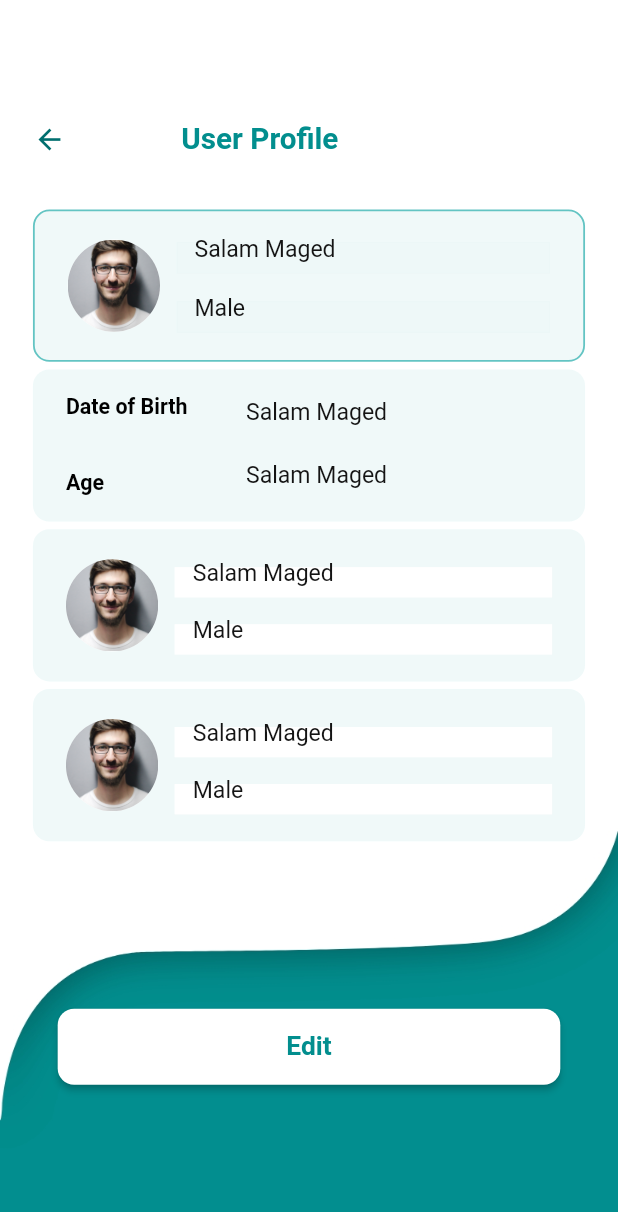
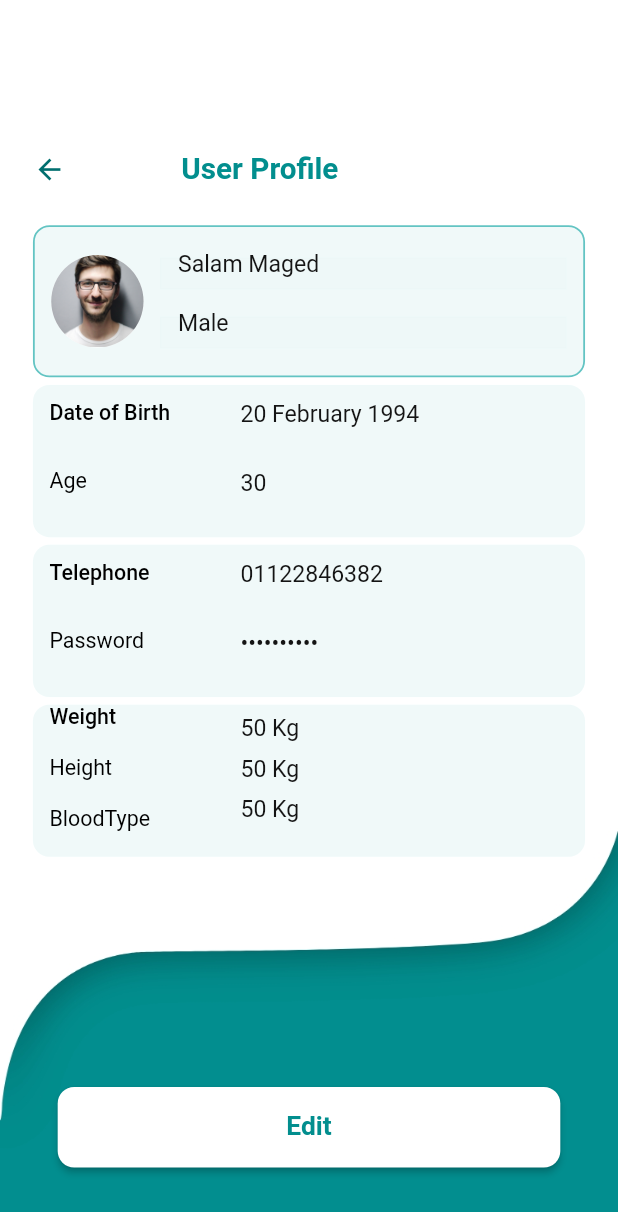
Before and after one commit to Mariam-Awad/Doctor, a Flutter app: the UserProfileDetailsScreen screen opened by its route, on a phone screen of 412 x 824 dp. Shown: the top 1212 px of the screen. Run offline on Flutter 3.47's test engine with Material 2 defaults, Android fonts, the phone set to English and light mode, and no system bars; our stand-ins replace carousel_slider, curved_navigation_bar, dio, dotted_border, flutter_otp_text_field, flutter_screenutil and 1 more; missing offline and left inert: animated_weight_picker, date_time_picker_widget, flutter_rounded_date_picker; generated files the repository leaves out were written again; Roboto replaces fonts that are missing (Lato-Bold).

Commit message:
edit in profile screen

```diff
--- a/lib/presentation/screens/user_profile_details_screen.dart
+++ b/lib/presentation/screens/user_profile_details_screen.dart
@@ -22,7 +22,7 @@ class UserProfileDetailsScreen extends StatelessWidget {
         child: Container(
           height: ScreenResizer.getScreenHeight(context),
           width: ScreenResizer.getScreenWidth(context),
-          padding: EdgeInsets.symmetric(vertical: 80.h, horizontal: 20.w),
+          padding: EdgeInsets.symmetric(vertical: 10.h, horizontal: 20.w),
           decoration: const BoxDecoration(
             image: DecorationImage(
               fit: BoxFit.fill,
@@ -35,7 +35,10 @@ class UserProfileDetailsScreen extends StatelessWidget {
             crossAxisAlignment: CrossAxisAlignment.start,
             mainAxisAlignment: MainAxisAlignment.start,
             children: [
-              AppBackBtnWidget(
+              70.verticalSpace,
+              Expanded(
+                flex: 1,
+                child: AppBackBtnWidget(
                   titleStyle: AppStylesUtil.textBoldStyle(
                     18.sp,
                     AppColorUtil.textDarkGreen,
@@ -49,8 +52,10 @@ class UserProfileDetailsScreen extends StatelessWidget {
                   iconColor: AppColorUtil.darkGreen,
                   space: 70.horizontalSpace,
                 ),
-              30.verticalSpace,
-              Form(
+              ),
+              Expanded(
+                flex: 8,
+                child: Form(
                   key: _formKey,
                   child: Column(
                     children: List.generate(
@@ -67,10 +72,14 @@ class UserProfileDetailsScreen extends StatelessWidget {
                     ),
                   ),
                 ),
-              110.verticalSpace,
-              Padding(
+              ),
+              const Spacer(),
+              Expanded(
+                flex: 1,
+                child: Padding(
                   padding: EdgeInsets.symmetric(
                     horizontal: 15.w,
+                    vertical: 5.h,
                   ),
                   child: AppButtonWidget(
                     onClick: () {},
@@ -83,12 +92,14 @@ class UserProfileDetailsScreen extends StatelessWidget {
                       ),
                     ),
                     btnBackgroundColor: AppColorUtil.white,
-                  btnSize: Size(double.maxFinite, 50.h),
+                    btnSize: Size(double.maxFinite, 40.h),
                     btnRadius: 10.sp,
                     width: double.maxFinite,
-                  height: 50.h,
+                    height: 40.h,
                   ),
                 ),
+              ),
+              30.verticalSpace,
             ],
           ),
         ),
--- a/lib/presentation/widgets/app_text_form_widget.dart
+++ b/lib/presentation/widgets/app_text_form_widget.dart
@@ -84,23 +84,23 @@ class AppTextFormWidget extends StatelessWidget {
               labelText: label ?? "",
               labelStyle: AppStylesUtil.textRegularStyle(
                   hintSize!, AppColorUtil.textLightGrey, FontWeight.w400),
-              suffixIcon: hint!.toLowerCase().contains("password")
-                  ? IconButton(
-                      onPressed: () {
-                        setState(() {
-                          passwordObscure = !passwordObscure!;
-                          passwordVisibilty = !passwordVisibilty!;
-                        });
-                      },
-                      icon: Icon(
-                        passwordVisibilty!
-                            ? Icons.visibility
-                            : Icons.visibility_off,
-                        size: 20,
-                        color: AppColorUtil.darkGreen,
-                      ),
-                    )
-                  : null,
+              // suffixIcon: hint!.toLowerCase().contains("password")
+              //     ? IconButton(
+              //         onPressed: () {
+              //           setState(() {
+              //             passwordObscure = !passwordObscure!;
+              //             passwordVisibilty = !passwordVisibilty!;
+              //           });
+              //         },
+              //         icon: Icon(
+              //           passwordVisibilty!
+              //               ? Icons.visibility
+              //               : Icons.visibility_off,
+              //           size: 20,
+              //           color: AppColorUtil.darkGreen,
+              //         ),
+              //       )
+              //     : null,
             ),
             obscureText: hint!.toLowerCase().contains("password")
                 ? passwordObscure!
--- a/lib/presentation/widgets/user_profile_form_items_view_widget.dart
+++ b/lib/presentation/widgets/user_profile_form_items_view_widget.dart
@@ -20,7 +20,7 @@ class UserProfileFormItemsView extends StatelessWidget {
         width: double.maxFinite,
         alignment: Alignment.centerLeft,
         padding: EdgeInsets.symmetric(
-          horizontal: 20.w,
+          horizontal: 10.w,
         ),
         decoration: BoxDecoration(
           borderRadius: BorderRadius.circular(10.sp),
--- a/lib/presentation/widgets/user_profile_screen_items_widget/user_profile_item2_widget.dart
+++ b/lib/presentation/widgets/user_profile_screen_items_widget/user_profile_item2_widget.dart
@@ -5,83 +5,87 @@ import 'package:doctor/presentation/widgets/app_text_form_widget.dart';
 import 'package:flutter/material.dart';
 import 'package:flutter_screenutil/flutter_screenutil.dart';
 import 'package:flutter_gen/gen_l10n/app_localizations.dart';
+
 class UserProfileItem2Widget extends StatelessWidget {
   const UserProfileItem2Widget({super.key});
 
   @override
   Widget build(BuildContext context) {
-    return   Row(
+    return Row(
       children: [
         Expanded(
-          flex: 2,
           child: Column(
             crossAxisAlignment: CrossAxisAlignment.start,
             mainAxisAlignment: MainAxisAlignment.spaceAround,
             children: [
-              Text(
+              10.verticalSpace,
+              Expanded(
+                child: Text(
                   AppLocalizations.of(context)!.date_of_birth,
                   style: AppStylesUtil.textBoldStyle(
                     13.sp,
                     Colors.black,
-                  FontWeight.bold,
+                    FontWeight.w500,
                   ),
                 ),
-              Text(
+              ),
+              Expanded(
+                child: Text(
                   AppLocalizations.of(context)!.age,
                   style: AppStylesUtil.textBoldStyle(
                     13.sp,
                     Colors.black,
-                  FontWeight.bold,
+                    FontWeight.w400,
+                  ),
                 ),
               ),
             ],
           ),
         ),
         Expanded(
-          flex: 4,
+          flex: 2,
           child: Column(
             crossAxisAlignment: CrossAxisAlignment.start,
-            mainAxisAlignment: MainAxisAlignment.spaceAround,
+            mainAxisAlignment: MainAxisAlignment.start,
             children: [
+              10.verticalSpace,
               Expanded(
-                flex:3,
                 child: AppTextFormWidget(
                   hint: "Enter your name",
                   textType: TextInputType.text,
                   onChangeListener: (value) {},
                   onValidateListener: (value) {},
-                  initialValue: "Salam Maged",
+                  initialValue: "20 February 1994",
                   fontType: appFontBold,
                   textSize: 10.sp,
                   hintSize: 10.sp,
                   labelSize: 10.sp,
                   radius: 0.sp,
-                  sideColor: AppColorUtil.backgroundLightGreen
-                      .withOpacity(0.001),
+                  sideColor:
+                      AppColorUtil.backgroundLightGreen.withOpacity(0.001),
                   sideWidth: 1,
-                  fillColor: AppColorUtil.backgroundLightGreen
-                      .withOpacity(0.001),
+                  fillColor:
+                      AppColorUtil.backgroundLightGreen.withOpacity(0.001),
                   isFiled: true,
                 ),
               ),
               Expanded(
-                flex: 1,
                 child: AppTextFormWidget(
                   hint: "Enter your age",
                   textType: TextInputType.number,
                   onChangeListener: (value) {},
                   onValidateListener: (value) {},
-                  initialValue: "Salam Maged",
+                  initialValue: "30",
                   fontType: appFontBold,
-                  textSize: 10.sp,
+                  textSize: 8.sp,
                   hintSize: 10.sp,
                   labelSize: 10.sp,
                   radius: 0.sp,
-                  sideColor: AppColorUtil.backgroundLightGreen
-                      .withOpacity(0.001),
+                  sideColor:
+                      AppColorUtil.backgroundLightGreen.withOpacity(0.001),
                   sideWidth: 1,
-                  fillColor: AppColorUtil.backgroundLightGreen
-                      .withOpacity(0.001),
+                  fillColor:
+                      AppColorUtil.backgroundLightGreen.withOpacity(0.001),
                   isFiled: true,
                 ),
               ),
--- a/lib/presentation/widgets/user_profile_screen_items_widget/user_profile_item3_widget.dart
+++ b/lib/presentation/widgets/user_profile_screen_items_widget/user_profile_item3_widget.dart
@@ -1,63 +1,91 @@
-import 'package:doctor/core/utils/app_assets_util.dart';
 import 'package:doctor/core/utils/app_colors_util.dart';
 import 'package:doctor/core/utils/app_strings.dart';
-import 'package:doctor/presentation/widgets/app_profile_image_widget.dart';
+import 'package:doctor/core/utils/app_styles_util.dart';
 import 'package:doctor/presentation/widgets/app_text_form_widget.dart';
 import 'package:flutter/material.dart';
 import 'package:flutter_screenutil/flutter_screenutil.dart';
+import 'package:flutter_gen/gen_l10n/app_localizations.dart';
+
 class UserProfileItem3Widget extends StatelessWidget {
   const UserProfileItem3Widget({super.key});
 
   @override
   Widget build(BuildContext context) {
-    return  Row(
-      crossAxisAlignment: CrossAxisAlignment.center,
-      mainAxisAlignment: MainAxisAlignment.center,
+    return Row(
       children: [
-        AppProfileImageWidget(
-          image: AppAssetsUtil.profileImage,
-          radius: 28.sp,
+        Expanded(
+          child: Column(
+            crossAxisAlignment: CrossAxisAlignment.start,
+            mainAxisAlignment: MainAxisAlignment.spaceAround,
+            children: [
+              10.verticalSpace,
+              Expanded(
+                child: Text(
+                  AppLocalizations.of(context)!.telephone,
+                  style: AppStylesUtil.textBoldStyle(
+                    13.sp,
+                    Colors.black,
+                    FontWeight.w500,
+                  ),
+                ),
+              ),
+              Expanded(
+                child: Text(
+                  AppLocalizations.of(context)!.password,
+                  style: AppStylesUtil.textBoldStyle(
+                    13.sp,
+                    Colors.black,
+                    FontWeight.w400,
+                  ),
+                ),
+              ),
+            ],
+          ),
         ),
-        10.horizontalSpace,
         Expanded(
-          flex: 1,
+          flex: 2,
           child: Column(
-            mainAxisAlignment: MainAxisAlignment.center,
+            crossAxisAlignment: CrossAxisAlignment.start,
+            mainAxisAlignment: MainAxisAlignment.start,
             children: [
-              25.verticalSpace,
+              10.verticalSpace,
               Expanded(
                 child: AppTextFormWidget(
-                  hint: "Enter your name",
-                  textType: TextInputType.text,
+                  hint: "Enter your phone",
+                  textType: TextInputType.number,
                   onChangeListener: (value) {},
                   onValidateListener: (value) {},
-                  initialValue: "Salam Maged",
+                  initialValue: "01122846382",
                   fontType: appFontBold,
                   textSize: 10.sp,
                   hintSize: 10.sp,
                   labelSize: 10.sp,
                   radius: 0.sp,
-                  sideColor: AppColorUtil.white,
+                  sideColor:
+                      AppColorUtil.backgroundLightGreen.withOpacity(0.001),
                   sideWidth: 1,
-                  fillColor: AppColorUtil.white,
+                  fillColor:
+                      AppColorUtil.backgroundLightGreen.withOpacity(0.001),
                   isFiled: true,
                 ),
               ),
               Expanded(
                 child: AppTextFormWidget(
-                  hint: "Enter your gender",
-                  textType: TextInputType.text,
+                  hint: "Enter your password",
+                  textType: TextInputType.visiblePassword,
                   onChangeListener: (value) {},
                   onValidateListener: (value) {},
-                  initialValue: "Male",
+                  initialValue: "**********",
                   fontType: appFontBold,
-                  textSize: 10.sp,
+                  textSize: 8.sp,
                   hintSize: 10.sp,
                   labelSize: 10.sp,
                   radius: 0.sp,
-                  sideColor: AppColorUtil.white,
+                  sideColor:
+                      AppColorUtil.backgroundLightGreen.withOpacity(0.001),
                   sideWidth: 1,
-                  fillColor: AppColorUtil.white,
+                  fillColor:
+                      AppColorUtil.backgroundLightGreen.withOpacity(0.001),
                   isFiled: true,
                 ),
               ),
--- a/lib/presentation/widgets/user_profile_screen_items_widget/user_profile_item4_widget.dart
+++ b/lib/presentation/widgets/user_profile_screen_items_widget/user_profile_item4_widget.dart
@@ -1,64 +1,120 @@
-
-import 'package:doctor/core/utils/app_assets_util.dart';
 import 'package:doctor/core/utils/app_colors_util.dart';
 import 'package:doctor/core/utils/app_strings.dart';
-import 'package:doctor/presentation/widgets/app_profile_image_widget.dart';
+import 'package:doctor/core/utils/app_styles_util.dart';
 import 'package:doctor/presentation/widgets/app_text_form_widget.dart';
 import 'package:flutter/material.dart';
 import 'package:flutter_screenutil/flutter_screenutil.dart';
+import 'package:flutter_gen/gen_l10n/app_localizations.dart';
+
 class UserProfileItem4Widget extends StatelessWidget {
   const UserProfileItem4Widget({super.key});
 
   @override
   Widget build(BuildContext context) {
-    return  Row(
-      crossAxisAlignment: CrossAxisAlignment.center,
-      mainAxisAlignment: MainAxisAlignment.center,
+    return Row(
       children: [
-        AppProfileImageWidget(
-          image: AppAssetsUtil.profileImage,
-          radius: 28.sp,
+        Expanded(
+          child: Column(
+            crossAxisAlignment: CrossAxisAlignment.start,
+            mainAxisAlignment: MainAxisAlignment.start,
+            children: [
+              Expanded(
+                child: Text(
+                  AppLocalizations.of(context)!.weight,
+                  style: AppStylesUtil.textBoldStyle(
+                    13.sp,
+                    Colors.black,
+                    FontWeight.w500,
+                  ),
+                ),
+              ),
+              Expanded(
+                child: Text(
+                  AppLocalizations.of(context)!.height,
+                  style: AppStylesUtil.textBoldStyle(
+                    13.sp,
+                    Colors.black,
+                    FontWeight.w400,
+                  ),
+                ),
+              ),
+              Expanded(
+                child: Text(
+                  AppLocalizations.of(context)!.blood_type,
+                  style: AppStylesUtil.textBoldStyle(
+                    13.sp,
+                    Colors.black,
+                    FontWeight.w400,
+                  ),
+                ),
+              ),
+            ],
+          ),
         ),
-        10.horizontalSpace,
         Expanded(
-          flex: 1,
+          flex: 2,
           child: Column(
-            mainAxisAlignment: MainAxisAlignment.center,
+            crossAxisAlignment: CrossAxisAlignment.start,
+            mainAxisAlignment: MainAxisAlignment.start,
             children: [
-              25.verticalSpace,
+              20.verticalSpace,
               Expanded(
                 child: AppTextFormWidget(
-                  hint: "Enter your name",
-                  textType: TextInputType.text,
+                  hint: "Enter your weight",
+                  textType: TextInputType.number,
                   onChangeListener: (value) {},
                   onValidateListener: (value) {},
-                  initialValue: "Salam Maged",
+                  initialValue: "50 Kg",
                   fontType: appFontBold,
                   textSize: 10.sp,
                   hintSize: 10.sp,
                   labelSize: 10.sp,
                   radius: 0.sp,
-                  sideColor: AppColorUtil.white,
+                  sideColor:
+                      AppColorUtil.backgroundLightGreen.withOpacity(0.001),
                   sideWidth: 1,
-                  fillColor: AppColorUtil.white,
+                  fillColor:
+                      AppColorUtil.backgroundLightGreen.withOpacity(0.001),
                   isFiled: true,
                 ),
               ),
               Expanded(
                 child: AppTextFormWidget(
-                  hint: "Enter your gender",
-                  textType: TextInputType.text,
+                  hint: "Enter your weight",
+                  textType: TextInputType.number,
                   onChangeListener: (value) {},
                   onValidateListener: (value) {},
-                  initialValue: "Male",
+                  initialValue: "50 Kg",
                   fontType: appFontBold,
                   textSize: 10.sp,
                   hintSize: 10.sp,
                   labelSize: 10.sp,
                   radius: 0.sp,
-                  sideColor: AppColorUtil.white,
+                  sideColor:
+                      AppColorUtil.backgroundLightGreen.withOpacity(0.001),
                   sideWidth: 1,
-                  fillColor: AppColorUtil.white,
+                  fillColor:
+                      AppColorUtil.backgroundLightGreen.withOpacity(0.001),
+                  isFiled: true,
+                ),
+              ),
+              Expanded(
+                child: AppTextFormWidget(
+                  hint: "Enter your weight",
+                  textType: TextInputType.number,
+                  onChangeListener: (value) {},
+                  onValidateListener: (value) {},
+                  initialValue: "50 Kg",
+                  fontType: appFontBold,
+                  textSize: 10.sp,
+                  hintSize: 10.sp,
+                  labelSize: 10.sp,
+                  radius: 0.sp,
+                  sideColor:
+                      AppColorUtil.backgroundLightGreen.withOpacity(0.001),
+                  sideWidth: 1,
+                  fillColor:
+                      AppColorUtil.backgroundLightGreen.withOpacity(0.001),
                   isFiled: true,
                 ),
               ),
```
Lines whose indentation alone changed are shown as unchanged.
